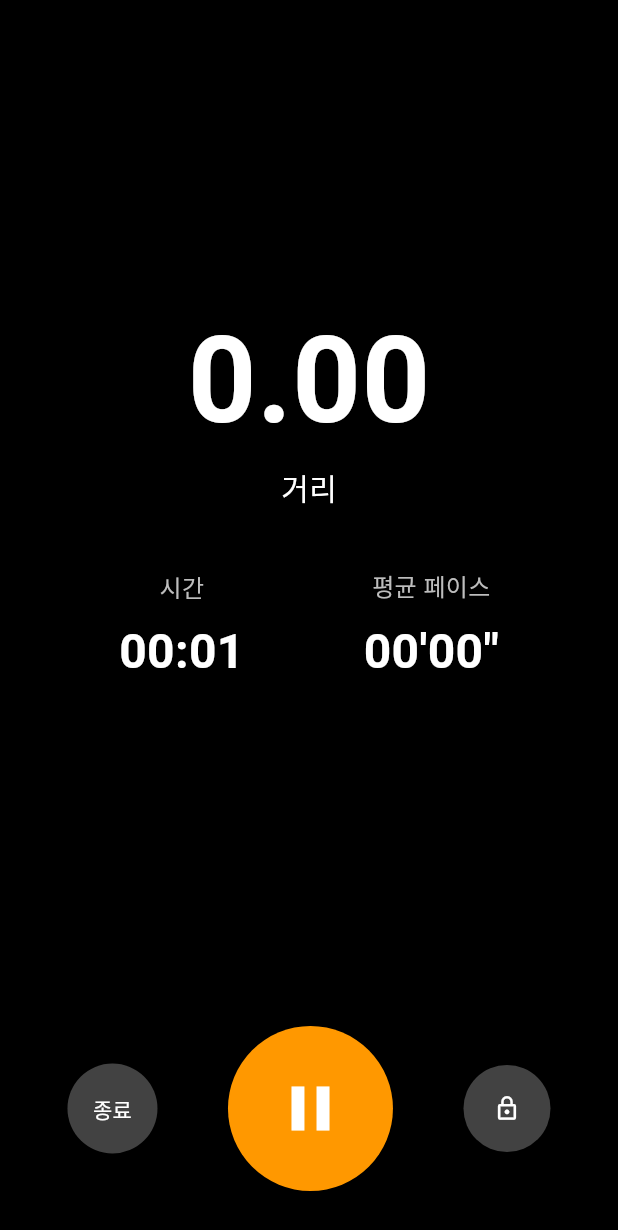
After one commit to carbin-j91/R3-backend, a Flutter app: the RunningStatsScreen screen opened directly, on a phone screen of 412 x 824 dp. The commit adds this screen. Shown: the top 1230 px of the screen. Run offline on Flutter 3.47's test engine with Material 3 defaults, Android fonts, the phone set to English and light mode, and no system bars; our stand-ins replace flutter_secure_storage, flutter_speed_dial, geolocator; missing offline and left inert: flutter_naver_map, kakao_flutter_sdk_user; accounts and stored records are empty; network calls fail.

Commit message:
Fead: Implement real-time running tracker UIand logic

```diff
--- a/mobile/lib/l10n/app_strings.dart
+++ b/mobile/lib/l10n/app_strings.dart
@@ -49,4 +49,48 @@ class AppStrings {
   static const String recordTabRuns = '러닝기록';
   static const String recordTabJournal = '훈련일지';
   static const String recordTabAlbum = '앨범';
+
+  // 하단 탭
+  static const String tabAlbum = '앨범';
+
+  // 홈 화면 탭
+  static const String homeTabMain = '메인';
+  static const String homeTabRanking = '랭킹';
+  static const String homeTabAds = '광고';
+
+  // 홈 화면 - 메인 탭
+  static const String startRunning = '러닝 시작하기';
+  static const String noticeArea = '공지사항이 표시될 공간입니다.';
+
+  // 홈 화면 - 랭킹 탭
+  static const String rankingArea = '랭킹 정보가 표시될 공간입니다.';
+
+  // 홈 화면 - 광고 탭
+  static const String adsArea = '광고가 2열로 표시될 공간입니다.';
+
+  // 러닝 화면
+
+  // 러닝 화면 UI
+  static const String runDistance = '거리';
+  static const String runTime = '시간';
+  static const String runPace = '페이스';
+  static const String runAvgPace = '평균 페이스';
+  static const String runBPM = 'BPM';
+  static const String runSplits = '구간';
+  static const String runningArea = 'GPS 추적 기능이 구현될 화면입니다.';
+  // ----> 아래 한 줄을 추가합니다. <----
+  static const String locationPermissionDenied =
+      '위치 권한이 거부되어 이 기능을 사용할 수 없습니다.';
+  // 러닝 컨트롤
+  static const String runPause = '일시정지';
+  static const String runResume = '다시시작';
+  static const String runFinish = '종료';
+  static const String runFinishConfirmTitle = '러닝 종료';
+  static const String runFinishConfirmContent = '현재 기록을 저장하시겠습니까?';
+  static const String runSave = '저장';
+  static const String runCancel = '취소';
+
+  // 지도 준비 화면
+  static const String mapReadyTitle = '러닝 준비';
+  static const String startRunningFromMap = '여기서 러닝 시작';
 }
--- /dev/null
+++ b/mobile/lib/screens/running_stats_screen.dart
@@ -0,0 +1,341 @@
+import 'dart:async';
+import 'package:flutter/material.dart';
+import 'package:flutter_naver_map/flutter_naver_map.dart';
+import 'package:geolocator/geolocator.dart';
+import 'package:mobile/l10n/app_strings.dart';
+import 'package:mobile/schemas/run_schema.dart';
+import 'package:mobile/services/api_service.dart';
+
+class RunningStatsScreen extends StatefulWidget {
+  const RunningStatsScreen({super.key});
+
+  @override
+  State<RunningStatsScreen> createState() => _RunningStatsScreenState();
+}
+
+class _RunningStatsScreenState extends State<RunningStatsScreen> {
+  NaverMapController? _mapController;
+  StreamSubscription<Position>? _positionStream;
+
+  bool _isRunning = false;
+  final List<NLatLng> _routePoints = [];
+  double _totalDistance = 0.0;
+  int _elapsedSeconds = 0;
+  Timer? _timer;
+
+  final PageController _pageController = PageController();
+
+  @override
+  void initState() {
+    super.initState();
+    // 화면이 시작되자마자 러닝을 시작합니다.
+    _toggleRunningState();
+  }
+
+  @override
+  void dispose() {
+    _positionStream?.cancel();
+    _timer?.cancel();
+    _pageController.dispose();
+    super.dispose();
+  }
+
+  // --- 로직 함수들 ---
+
+  void _toggleRunningState() {
+    setState(() {
+      _isRunning = !_isRunning;
+
+      if (_isRunning) {
+        _startTracking();
+        _startTimer();
+      } else {
+        _stopTracking();
+        _stopTimer();
+      }
+    });
+  }
+
+  void _startTracking() {
+    const locationSettings = LocationSettings(
+      accuracy: LocationAccuracy.high,
+      distanceFilter: 10, // 10미터 이상 이동 시에만 위치 업데이트
+    );
+    _positionStream =
+        Geolocator.getPositionStream(locationSettings: locationSettings).listen(
+          (Position position) {
+            final newPoint = NLatLng(position.latitude, position.longitude);
+            if (mounted) {
+              setState(() {
+                if (_routePoints.isNotEmpty) {
+                  final lastPoint = _routePoints.last;
+                  _totalDistance += Geolocator.distanceBetween(
+                    lastPoint.latitude,
+                    lastPoint.longitude,
+                    newPoint.latitude,
+                    newPoint.longitude,
+                  );
+                }
+                _routePoints.add(newPoint);
+              });
+            }
+          },
+        );
+  }
+
+  void _stopTracking() {
+    _positionStream?.cancel();
+  }
+
+  void _startTimer() {
+    _timer = Timer.periodic(const Duration(seconds: 1), (timer) {
+      if (mounted) {
+        setState(() {
+          _elapsedSeconds++;
+        });
+      }
+    });
+  }
+
+  void _stopTimer() {
+    _timer?.cancel();
+  }
+
+  Future<void> _finishRunning() async {
+    _stopTracking();
+    _stopTimer();
+    if (mounted) setState(() => _isRunning = false);
+
+    print('총 거리: $_totalDistance, 총 시간: $_elapsedSeconds');
+
+    showModalBottomSheet(
+      context: context,
+      isScrollControlled: true,
+      backgroundColor: Colors.transparent,
+      builder: (context) => _buildFinishSheet(),
+    );
+  }
+
+  // --- UI 위젯 함수들 ---
+
+  @override
+  Widget build(BuildContext context) {
+    return Scaffold(
+      backgroundColor: Colors.black,
+      body: SafeArea(
+        child: Column(
+          children: [
+            Expanded(
+              child: PageView(
+                controller: _pageController,
+                children: [
+                  _OverallStatsPage(
+                    distance: _totalDistance,
+                    seconds: _elapsedSeconds,
+                  ),
+                  const _SplitsPage(),
+                ],
+              ),
+            ),
+            _buildControlButtons(),
+          ],
+        ),
+      ),
+    );
+  }
+
+  Widget _buildControlButtons() {
+    return Padding(
+      padding: const EdgeInsets.symmetric(horizontal: 20, vertical: 30),
+      child: Row(
+        mainAxisAlignment: MainAxisAlignment.spaceAround,
+        children: [
+          ElevatedButton(
+            style: ElevatedButton.styleFrom(
+              shape: const CircleBorder(),
+              padding: const EdgeInsets.all(20),
+              backgroundColor: Colors.grey.shade800,
+            ),
+            onPressed: _isRunning ? _finishRunning : null,
+            child: const Text(
+              AppStrings.runFinish,
+              style: TextStyle(color: Colors.white),
+            ),
+          ),
+          ElevatedButton(
+            style: ElevatedButton.styleFrom(
+              shape: const CircleBorder(),
+              padding: const EdgeInsets.all(30),
+              backgroundColor: _isRunning
+                  ? Colors.orange
+                  : Colors.green.shade400,
+            ),
+            onPressed: _toggleRunningState,
+            child: Icon(
+              _isRunning ? Icons.pause : Icons.play_arrow,
+              color: Colors.white,
+              size: 50,
+            ),
+          ),
+          ElevatedButton(
+            style: ElevatedButton.styleFrom(
+              shape: const CircleBorder(),
+              padding: const EdgeInsets.all(20),
+              backgroundColor: Colors.grey.shade800,
+            ),
+            onPressed: () {},
+            child: const Icon(Icons.lock_outline, color: Colors.white),
+          ),
+        ],
+      ),
+    );
+  }
+
+  Widget _buildFinishSheet() {
+    return Container(
+      height: MediaQuery.of(context).size.height * 0.9,
+      clipBehavior: Clip.antiAlias, // 자식 위젯이 부모의 경계를 넘지 않도록 함
+      decoration: const BoxDecoration(
+        color: Colors.white,
+        borderRadius: BorderRadius.only(
+          topLeft: Radius.circular(20),
+          topRight: Radius.circular(20),
+        ),
+      ),
+      child: Column(
+        children: [
+          Expanded(
+            flex: 3,
+            child: NaverMap(
+              options: const NaverMapViewOptions(locationButtonEnable: false),
+              onMapReady: (controller) {
+                _mapController = controller;
+                if (_routePoints.isNotEmpty) {
+                  controller.updateCamera(
+                    NCameraUpdate.fitBounds(
+                      NLatLngBounds.from(_routePoints),
+                      padding: const EdgeInsets.all(50),
+                    ),
+                  );
+                  controller.addOverlay(
+                    NPolylineOverlay(
+                      id: 'path',
+                      coords: _routePoints,
+                      color: Colors.blueAccent,
+                      width: 5,
+                    ),
+                  );
+                }
+              },
+            ),
+          ),
+          Expanded(
+            flex: 1,
+            child: Padding(
+              padding: const EdgeInsets.all(16.0),
+              child: Row(
+                mainAxisAlignment: MainAxisAlignment.spaceAround,
+                children: [
+                  ElevatedButton(
+                    onPressed: () => Navigator.of(context).pop(),
+                    child: const Text(AppStrings.runCancel),
+                  ),
+                  ElevatedButton(
+                    onPressed: () {
+                      // TODO: ApiService.createRun() 호출
+                      Navigator.of(context).pop(); // BottomSheet 닫기
+                      Navigator.of(context).pop(); // RunningScreen 닫기
+                    },
+                    child: const Text(AppStrings.runSave),
+                  ),
+                ],
+              ),
+            ),
+          ),
+        ],
+      ),
+    );
+  }
+}
+
+// 종합 기록 페이지 위젯
+class _OverallStatsPage extends StatelessWidget {
+  final double distance;
+  final int seconds;
+  const _OverallStatsPage({required this.distance, required this.seconds});
+
+  @override
+  Widget build(BuildContext context) {
+    // 1km당 걸린 시간(초)
+    final paceInSeconds = distance > 0 ? (seconds / (distance / 1000)) : 0;
+    final paceMinutes = (paceInSeconds / 60).floor();
+    final paceSeconds = (paceInSeconds % 60).round();
+
+    return Column(
+      mainAxisAlignment: MainAxisAlignment.center,
+      children: [
+        Text(
+          (distance / 1000).toStringAsFixed(2),
+          style: const TextStyle(
+            color: Colors.white,
+            fontSize: 80,
+            fontWeight: FontWeight.bold,
+          ),
+        ),
+        const Text(
+          AppStrings.runDistance,
+          style: TextStyle(color: Colors.white, fontSize: 20),
+        ),
+        const SizedBox(height: 40),
+        Row(
+          mainAxisAlignment: MainAxisAlignment.spaceEvenly,
+          children: [
+            _buildStatColumn(
+              AppStrings.runTime,
+              '${(seconds ~/ 60).toString().padLeft(2, '0')}:${(seconds % 60).toString().padLeft(2, '0')}',
+            ),
+            _buildStatColumn(
+              AppStrings.runAvgPace,
+              '${paceMinutes.toString().padLeft(2, '0')}\'${paceSeconds.toString().padLeft(2, '0')}"',
+            ),
+          ],
+        ),
+      ],
+    );
+  }
+
+  Widget _buildStatColumn(String title, String value) {
+    return Column(
+      children: [
+        Text(
+          title,
+          style: TextStyle(color: Colors.grey.shade400, fontSize: 16),
+        ),
+        const SizedBox(height: 8),
+        Text(
+          value,
+          style: const TextStyle(
+            color: Colors.white,
+            fontWeight: FontWeight.bold,
+            fontSize: 32,
+          ),
+        ),
+      ],
+    );
+  }
+}
+
+// 구간 기록 페이지 위젯
+class _SplitsPage extends StatelessWidget {
+  const _SplitsPage();
+
+  @override
+  Widget build(BuildContext context) {
+    return const Center(
+      child: Text(
+        '구간별 기록 UI가 표시될 공간입니다.',
+        style: TextStyle(color: Colors.white),
+      ),
+    );
+  }
+}
--- a/mobile/lib/services/api_service.dart
+++ b/mobile/lib/services/api_service.dart
@@ -12,7 +12,7 @@ import 'package:mobile/services/secure_storage_service.dart';
 class ApiService {
   static final String _baseUrl = kIsWeb
       ? 'http://localhost:8000'
-      : 'http://10.0.2.2:8000'; // 실제 기기 테스트 시에는 컴퓨터의 로컬 IP로 변경해야 합니다.
+      : 'http://192.168.219.101:8000'; // 실제 기기 테스트 시에는 컴퓨터의 로컬 IP로 변경해야 합니다.
 
   // 이메일/비밀번호 로그인 함수
   static Future<String> emailLogin(String email, String password) async {
--- a/mobile/pubspec.yaml
+++ b/mobile/pubspec.yaml
@@ -39,6 +39,8 @@ dependencies:
   flutter_speed_dial: ^7.0.0
   flutter_secure_storage: ^9.2.2
   intl: ^0.19.0
+  geolocator: ^12.0.0
+  flutter_naver_map: ^1.2.0
 
 dev_dependencies:
   flutter_test:
```
Also changed, not shown: mobile/lib/main.dart (+14 -3 lines), mobile/lib/main_screen.dart (+4 -4 lines), mobile/lib/screens/album_screen.dart (added, +14 -0 lines), mobile/lib/screens/home_screen.dart (+73 -95 lines), mobile/lib/screens/map_screen.dart (added, +142 -0 lines), mobile/lib/schemas/run_schema.dart (added), mobile/pubspec.lock, 6 other files.
